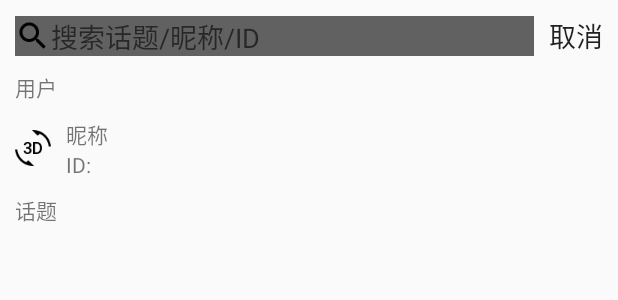
After one commit to zhangwade/MilkBottle, an Android app: the layout activity_search.xml on its own in the app's theme, with its tools: preview values and no code run, on a phone screen of 412 x 824 dp. The commit adds this screen. Shown: the top 300 px of the screen. Run offline under Robolectric (Android 15) with nearby library versions, the phone set to English and light mode, and no system bars.

Commit message:
WadeZhang 2017.4.11

```diff
--- a/app/src/main/java/com/wadezhang/milkbottle/MessageFragment.java
+++ b/app/src/main/java/com/wadezhang/milkbottle/message/MessageFragment.java
@@ -1,10 +1,13 @@
-package com.wadezhang.milkbottle;
+package com.wadezhang.milkbottle.message;
 
 import android.os.Bundle;
 import android.view.LayoutInflater;
 import android.view.View;
 import android.view.ViewGroup;
 import android.widget.TextView;
+
+import com.wadezhang.milkbottle.BaseFragment;
+import com.wadezhang.milkbottle.R;
 
 /**
  * Created by zhangxix on 2017/3/6.
--- a/app/src/main/java/com/wadezhang/milkbottle/ThemeFragment.java
+++ b/app/src/main/java/com/wadezhang/milkbottle/theme/ThemeFragment.java
@@ -1,9 +1,12 @@
-package com.wadezhang.milkbottle;
+package com.wadezhang.milkbottle.theme;
 
 import android.os.Bundle;
 import android.view.LayoutInflater;
 import android.view.View;
 import android.view.ViewGroup;
+
+import com.wadezhang.milkbottle.BaseFragment;
+import com.wadezhang.milkbottle.R;
 
 /**
  * Created by zhangxix on 2017/3/6.
--- /dev/null
+++ b/app/src/main/res/layout/activity_search.xml
@@ -0,0 +1,73 @@
+<?xml version="1.0" encoding="utf-8"?>
+<LinearLayout xmlns:android="http://schemas.android.com/apk/res/android"
+    android:orientation="vertical" android:layout_width="match_parent"
+    android:layout_height="match_parent">
+
+    <LinearLayout
+        android:layout_width="match_parent"
+        android:layout_height="wrap_content"
+        android:padding="10dp"
+        android:orientation="horizontal">
+
+        <EditText
+            android:layout_width="wrap_content"
+            android:layout_height="wrap_content"
+            android:drawableLeft="@mipmap/search"
+            android:background="@color/dayNavigationColor"
+            android:layout_marginRight="10dp"
+            android:hint="搜索话题/昵称/ID"
+            android:layout_weight="1"/>
+        <TextView
+            android:layout_width="wrap_content"
+            android:layout_height="wrap_content"
+            android:gravity="center"
+            style="@android:style/TextAppearance.Medium"
+            android:text="取消"/>
+    </LinearLayout>
+
+    <TextView
+        android:layout_width="match_parent"
+        android:layout_height="wrap_content"
+        android:paddingLeft="10dp"
+        android:text="用户" />
+
+    <LinearLayout
+        android:layout_width="match_parent"
+        android:layout_height="wrap_content"
+        android:orientation="horizontal"
+        android:padding="10dp">
+
+        <ImageView
+            android:layout_width="wrap_content"
+            android:layout_height="wrap_content"
+            android:layout_gravity="center"
+            android:background="@mipmap/ic_3d_rotation_black_24dp"/>
+        <LinearLayout
+            android:layout_width="wrap_content"
+            android:layout_height="wrap_content"
+            android:orientation="vertical"
+            android:paddingLeft="10dp">
+
+            <TextView
+                android:layout_width="wrap_content"
+                android:layout_height="wrap_content"
+                android:text="昵称"/>
+            <TextView
+                android:layout_width="wrap_content"
+                android:layout_height="wrap_content"
+                android:text="ID:"/>
+        </LinearLayout>
+    </LinearLayout>
+
+    <TextView
+        android:layout_width="match_parent"
+        android:layout_height="wrap_content"
+        android:paddingLeft="10dp"
+        android:text="话题" />
+
+    <android.support.v7.widget.RecyclerView
+        android:layout_width="match_parent"
+        android:layout_height="wrap_content"
+        android:padding="10dp">
+    </android.support.v7.widget.RecyclerView>
+</LinearLayout>
--- a/app/src/main/res/values/styles.xml
+++ b/app/src/main/res/values/styles.xml
@@ -31,8 +31,8 @@
 
     <!-- 黑夜主题 -->
     <style name="NightTheme" parent="Theme.AppCompat.Light.NoActionBar">
-        <item name="colorPrimary">@color/nightNonWindowBackground</item>
-        <item name="colorPrimaryDark">@color/nightNonWindowBackground</item>
+        <item name="colorPrimary">@color/nightWindowBackground</item>
+        <item name="colorPrimaryDark">@color/nightWindowBackground</item>
         <item name="android:windowBackground">@color/nightWindowBackground</item>
         <item name="android:textColorPrimary">@color/textColorFirst</item>
         <item name="colorAccent">@color/accentColor</item>
```
Also changed, not shown: app/src/main/java/com/wadezhang/milkbottle/MainActivity.java (+5 -6 lines), app/src/main/java/com/wadezhang/milkbottle/bottle/BottleFragment.java (renamed from app/src/main/java/com/wadezhang/milkbottle/MeFragment.java, +9 -6 lines), app/src/main/java/com/wadezhang/milkbottle/me/MeFragment.java (renamed from app/src/main/java/com/wadezhang/milkbottle/BottleFragment.java, +9 -6 lines), app/src/main/java/com/wadezhang/milkbottle/post/PostFragment.java (renamed from app/src/main/java/com/wadezhang/milkbottle/PostFragment.java, +4 -3 lines), app/src/main/java/com/wadezhang/milkbottle/post/ViewPagerFindFragment.java (renamed from app/src/main/java/com/wadezhang/milkbottle/ViewPagerFriendFragment.java, +9 -6 lines), app/src/main/java/com/wadezhang/milkbottle/post/ViewPagerFriendFragment.java (renamed from app/src/main/java/com/wadezhang/milkbottle/ViewPagerFindFragment.java, +9 -7 lines), app/src/main/java/com/wadezhang/milkbottle/post_detail/PostDetailActivity.java (added, +23 -0 lines), app/src/main/res/layout/activity_post_detail.xml (+12 -2 lines).
